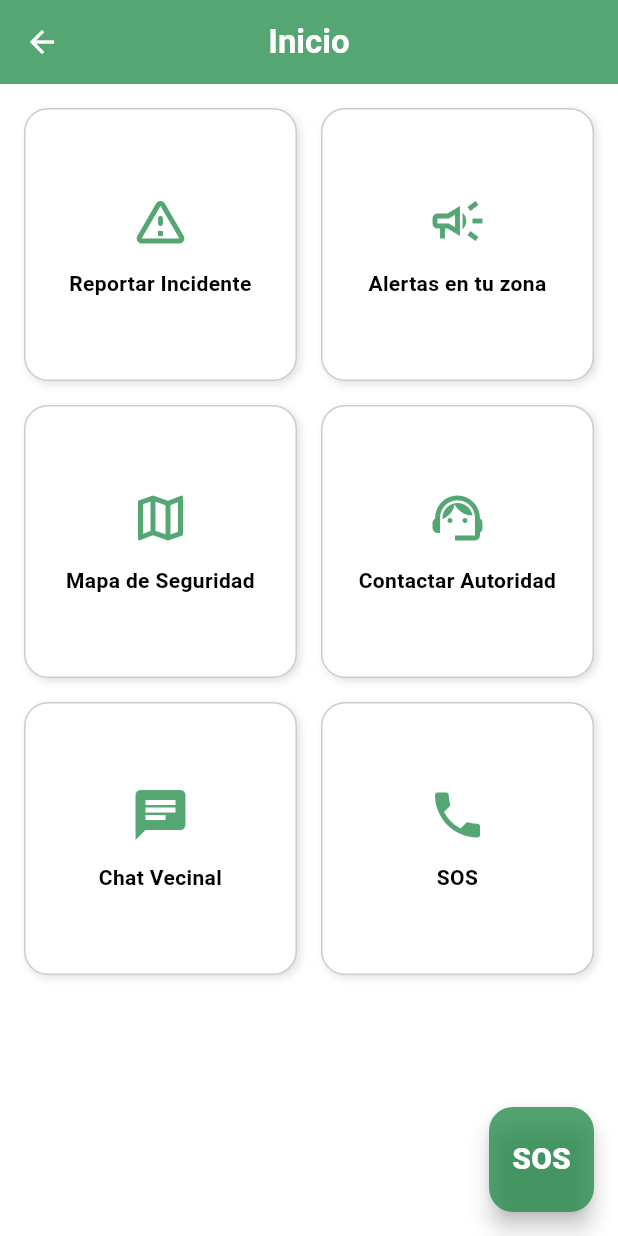
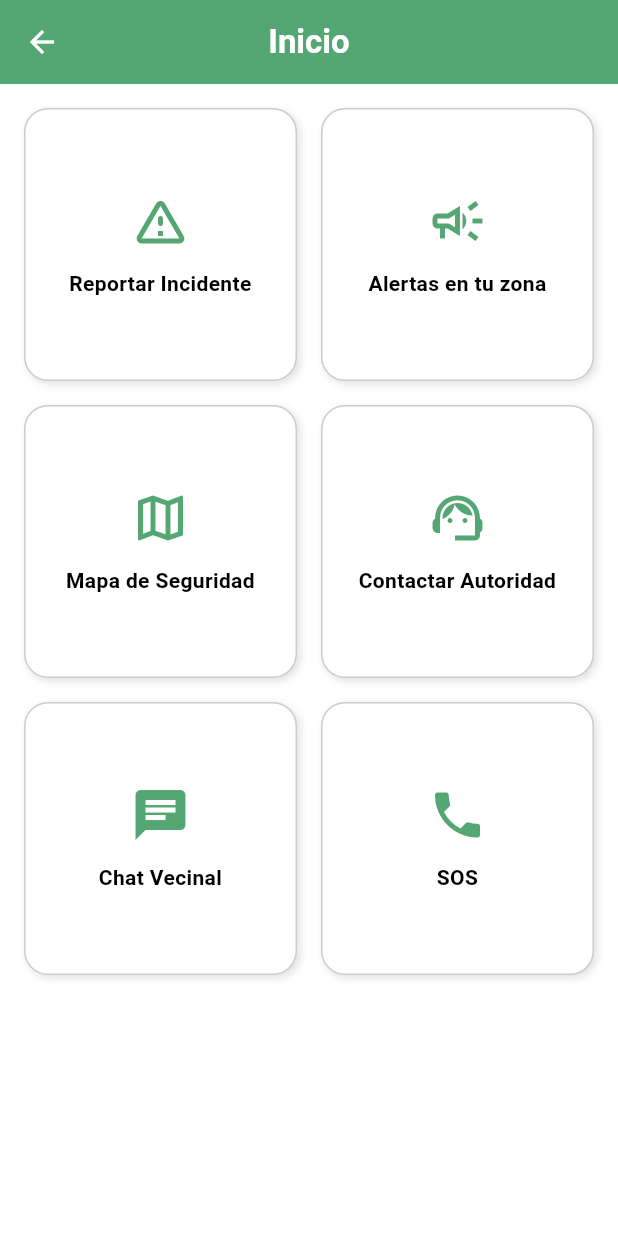
Before and after one commit to Reebotbrei/alertaLima, a Flutter app: the HomeScreen screen opened directly with empty values, on a phone screen of 412 x 824 dp. Run offline on Flutter 3.47's test engine with Material 3 defaults, Android fonts, the light colour scheme and no system bars; our stand-ins replace cloud_firestore, firebase_auth, firebase_core; accounts and stored records are empty.

Commit message:
Quitando el floatinbutton sos

```diff
--- a/lib/features/auth/view/forgot_password_screen.dart
+++ b/lib/features/auth/view/forgot_password_screen.dart
@@ -1,6 +1,5 @@
 import 'package:flutter/material.dart';
 import 'package:provider/provider.dart';
-import '../../../app/widgets/app_button.dart';
 import '../../../app/widgets/app_text_field.dart';
 import '../../../app/widgets/app_logo.dart';
 import '../../../app/theme/app_colors.dart';
--- a/lib/features/dashboard/view/home_screen.dart
+++ b/lib/features/dashboard/view/home_screen.dart
@@ -75,21 +75,6 @@ class HomeScreen extends StatelessWidget {
             ),
           ),
         ),
-        floatingActionButton: SizedBox(
-          width: 70,
-          height: 70,
-          child: FloatingActionButton(
-            backgroundColor: AppColors.button,
-            foregroundColor: Colors.white,
-            onPressed: () {
-              Navigator.pushNamed(context, '/sos');
-            },
-            child: Text('SOS', style: const TextStyle(fontSize:20,fontWeight:  FontWeight.w800)),
-
-          ),
-        ),
-
-
       ),
     );
   }
--- a/lib/features/sos/view/sos_screen.dart
+++ b/lib/features/sos/view/sos_screen.dart
@@ -33,7 +33,8 @@ class SosScreen extends StatelessWidget {
           );
         },
       ),
-      bottomNavigationBar: mostrar ? Padding(
+      bottomNavigationBar: mostrar
+          ? Padding(
               padding: const EdgeInsets.all(16.0),
               child: ElevatedButton(
                 onPressed: () {
@@ -48,8 +49,9 @@ class SosScreen extends StatelessWidget {
                   padding: const EdgeInsets.symmetric(vertical: 18),
                 ),
                 child: const Text('Login', style: TextStyle(fontSize: 21)),
-        ) : null,
               ),
+            )
+          : null,
     );
   }
 }
```
Lines whose indentation alone changed are shown as unchanged.
